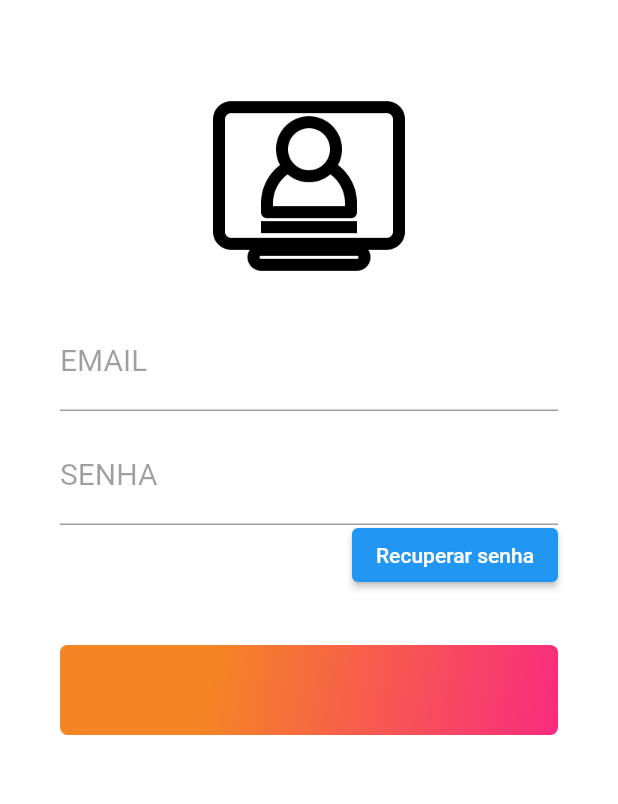
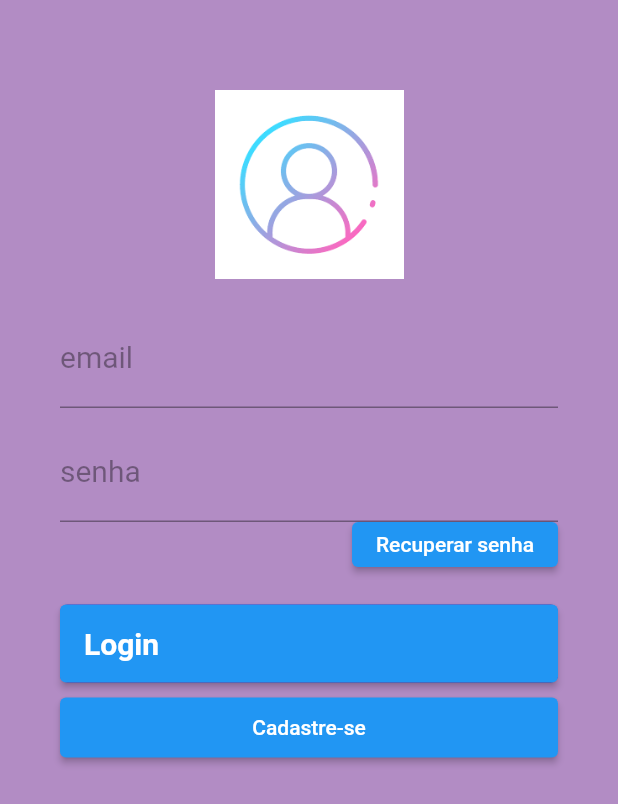
Before and after one commit to JeffUwU/Tela-Login-flutter, a Flutter app: the screen it shows after launch, on a phone screen of 412 x 824 dp. Shown: the top 804 px of the screen. Run offline on Flutter 3.47's test engine with Material 2 defaults, Android fonts, the phone set to English and light mode, and no system bars.

Commit message:
Tela de Login

```diff
--- a/lib/components/cadastro.dart
+++ b/lib/components/cadastro.dart
@@ -1,6 +1,8 @@
 import 'package:flutter/material.dart';
 
 class LoginPage extends StatelessWidget {
+  const LoginPage({super.key});
+
 
   @override
   Widget build(BuildContext context) {
@@ -11,13 +13,13 @@ class LoginPage extends StatelessWidget {
           left: 40,
           right: 40,
         ),
-        color: Colors.white,
+        color: Color.fromARGB(255, 178, 140, 196),
         child: ListView(
           children: <Widget> [
             SizedBox(
-              width: 128,
-              height: 128,
-              child: Image.asset('assets/aplicativo-web.png'),
+              width: 126,
+              height: 126,
+              child: Image.asset('assets/logo_app.jpg'),
             ),
             const SizedBox(
               height: 20,
@@ -25,7 +27,7 @@ class LoginPage extends StatelessWidget {
             TextFormField(
               keyboardType: TextInputType.emailAddress,
               decoration: const InputDecoration(
-                labelText: 'EMAIL',
+                labelText: 'email',
                 labelStyle: TextStyle(
                   color: Colors.black38,
                   fontWeight: FontWeight.w400,
@@ -41,7 +43,7 @@ class LoginPage extends StatelessWidget {
               keyboardType: TextInputType.text,
               obscureText: true,
               decoration: const InputDecoration(
-                labelText: 'SENHA',
+                labelText: 'senha',
                 labelStyle: TextStyle(
                   color: Colors.black38,
                   fontWeight: FontWeight.w400,
@@ -51,7 +53,7 @@ class LoginPage extends StatelessWidget {
               style: const TextStyle(fontSize: 20),
             ),
             Container(
-              height: 40,
+              height: 30,
               alignment: Alignment.centerRight,
               child: ElevatedButton(
                 child:
@@ -62,10 +64,10 @@ class LoginPage extends StatelessWidget {
               ),
             ),
             const SizedBox(
-              height: 40,
+              height: 25,
             ),
             Container(
-              height: 60,
+              height: 52,
               alignment: Alignment.centerLeft,
               decoration: const BoxDecoration(
                 gradient: LinearGradient(
@@ -73,15 +75,47 @@ class LoginPage extends StatelessWidget {
                   end: Alignment.bottomRight,
                   stops: [0.3, 1],
                   colors: [
-                    Color(0xFFF58524),
-                    Color(0xFFF92B7F),
+                    Color.fromARGB(255, 141, 22, 165),
+                    Color.fromARGB(255, 118, 12, 139),
                   ],
                 ),
                 borderRadius: BorderRadius.all(
                   Radius.circular(5),
                 ),
               ),
-            )
+              child: SizedBox.expand(
+                child: ElevatedButton(
+                  child: const Row(
+                    mainAxisAlignment: MainAxisAlignment.spaceBetween,
+                    children: <Widget>[
+                      Text(
+                        "Login",
+                        style: TextStyle(
+                          fontWeight: FontWeight.bold,
+                          color: Colors.white,
+                          fontSize: 20,
+                        ),
+                        textAlign: TextAlign.left,
+                      ),
+                    ],
+                  ),
+                  onPressed: () {},
+                ),
+              ),
+            ),
+            const SizedBox(
+              height: 10,
+            ),
+            SizedBox(
+              height: 40,
+              child: ElevatedButton(
+                child: const Text(
+                  "Cadastre-se",
+                  textAlign: TextAlign.center,
+                ),
+                onPressed: () {},
+              ),
+            ),
           ],
         ),
       ),
--- a/lib/main.dart
+++ b/lib/main.dart
@@ -6,15 +6,17 @@ void main() => runApp(const MyApp());
 class MyApp extends StatelessWidget {
   const MyApp({super.key});
 
+  get backgroundColor => null;
+
   @override
   Widget build(BuildContext context){
     return MaterialApp(
       title: 'Tela de Login',
       debugShowCheckedModeBanner: false,
       theme: ThemeData(
-        primarySwatch: Colors.blue,
+        primarySwatch: backgroundColor,
       ),
-      home: LoginPage(),
+      home: const LoginPage(),
     );
   }
 }
--- a/pubspec.yaml
+++ b/pubspec.yaml
@@ -60,7 +60,7 @@ flutter:
 
   # To add assets to your application, add an assets section, like this:
   assets:
-    - assets/aplicativo-web.png
+    - assets/logo_app.jpg
 
   # An image asset can refer to one or more resolution-specific "variants", see
   # https://flutter.dev/assets-and-images/#resolution-aware
```
Also changed, not shown: assets/aplicativo-web.png (deleted), assets/logo_app.jpg (added), 1 other file.
